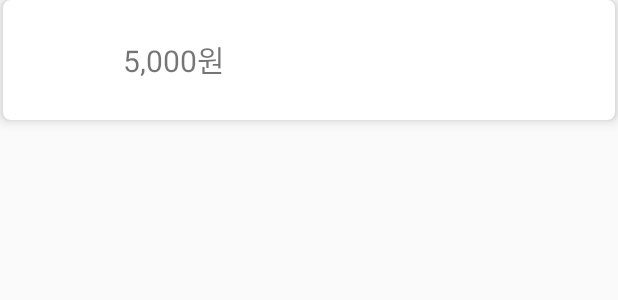
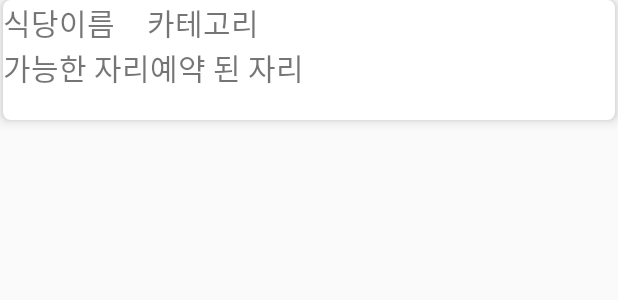
Before and after one commit to 2020-TermProject/ImGoing, an Android app: the layout recycler_searchresult_row.xml on its own in the app's theme, with its tools: preview values and no code run, on a phone screen of 412 x 824 dp. Shown: the top 300 px of the screen. Run offline under Robolectric (Android 15) with nearby library versions, the phone set to English and light mode, and no system bars.

Commit message:
Update - 검색결과 Recylcer뷰 만듬
검색 결과 리사이클러 뷰로 구현!

#TPCX-14

```diff
--- a/app/src/main/res/layout/activity_search_result.xml
+++ b/app/src/main/res/layout/activity_search_result.xml
@@ -6,7 +6,7 @@
     android:layout_height="match_parent"
     tools:context=".SearchResultActivity">
 
-    <android.support.v7.widget.RecyclerView
+    <androidx.recyclerview.widget.RecyclerView
         android:id="@+id/recycler_view"
         android:layout_width="match_parent"
         android:layout_height="match_parent"
--- a/app/src/main/res/layout/recycler_searchresult_row.xml
+++ b/app/src/main/res/layout/recycler_searchresult_row.xml
@@ -1,5 +1,5 @@
 <?xml version="1.0" encoding="utf-8"?>
-<android.support.v7.widget.CardView xmlns:android="http://schemas.android.com/apk/res/android"
+<androidx.cardview.widget.CardView xmlns:android="http://schemas.android.com/apk/res/android"
     android:layout_width="match_parent"
     android:layout_height="80dp"
     xmlns:tools="http://schemas.android.com/tools"
@@ -13,29 +13,59 @@
     android:layout_marginEnd="2dp"
     >
 
-    <LinearLayout
+    <RelativeLayout
         android:layout_width="match_parent"
         android:layout_height="match_parent"
         android:orientation="horizontal"
         >
 
-        <ImageView
+<!--        <ImageView
             android:id="@+id/iv_picture"
             android:layout_width="60dp"
             android:layout_height="60dp"
             android:layout_gravity="center_vertical"
             android:layout_margin="10dp"
-            />
+            />-->
 
         <TextView
-            android:id="@+id/tv_price"
+            android:id="@+id/sr_restaurantName"
             android:layout_width="wrap_content"
             android:layout_height="wrap_content"
             android:layout_gravity="center_vertical"
             android:textSize="20sp"
-            tools:text="5,000원"
+            tools:text="식당이름"
             />
 
-    </LinearLayout>
+        <TextView
+            android:id="@+id/sr_category"
+            android:layout_width="wrap_content"
+            android:layout_height="wrap_content"
+            android:layout_gravity="center_vertical"
+            android:layout_marginLeft="21dp"
+            android:layout_toRightOf="@+id/sr_restaurantName"
+            android:textSize="20sp"
+            tools:text="카테고리" />
 
-</android.support.v7.widget.CardView>
+        <TextView
+            android:id="@+id/sr_availableSeat"
+            android:layout_width="wrap_content"
+            android:layout_height="wrap_content"
+            android:layout_gravity="center_vertical"
+            android:textSize="20sp"
+            tools:text="가능한 자리"
+            android:layout_below="@id/sr_restaurantName"
+            />
+        <TextView
+            android:id="@+id/sr_reservedSeat"
+            android:layout_width="wrap_content"
+            android:layout_height="wrap_content"
+            android:layout_gravity="center_vertical"
+            android:textSize="20sp"
+            tools:text="예약 된 자리"
+            android:layout_toRightOf="@id/sr_availableSeat"
+            android:layout_below="@id/sr_restaurantName"
+            />
+
+    </RelativeLayout>
+
+</androidx.cardview.widget.CardView>
```
Also changed, not shown: app/src/main/java/com/example/a2020project/FragmentSearch.java (+7 -25 lines), app/src/main/java/com/example/a2020project/Recycler/MyAdapter.java (added, +57 -0 lines), app/src/main/java/com/example/a2020project/SearchResultActivity.java (+36 -1 lines).
